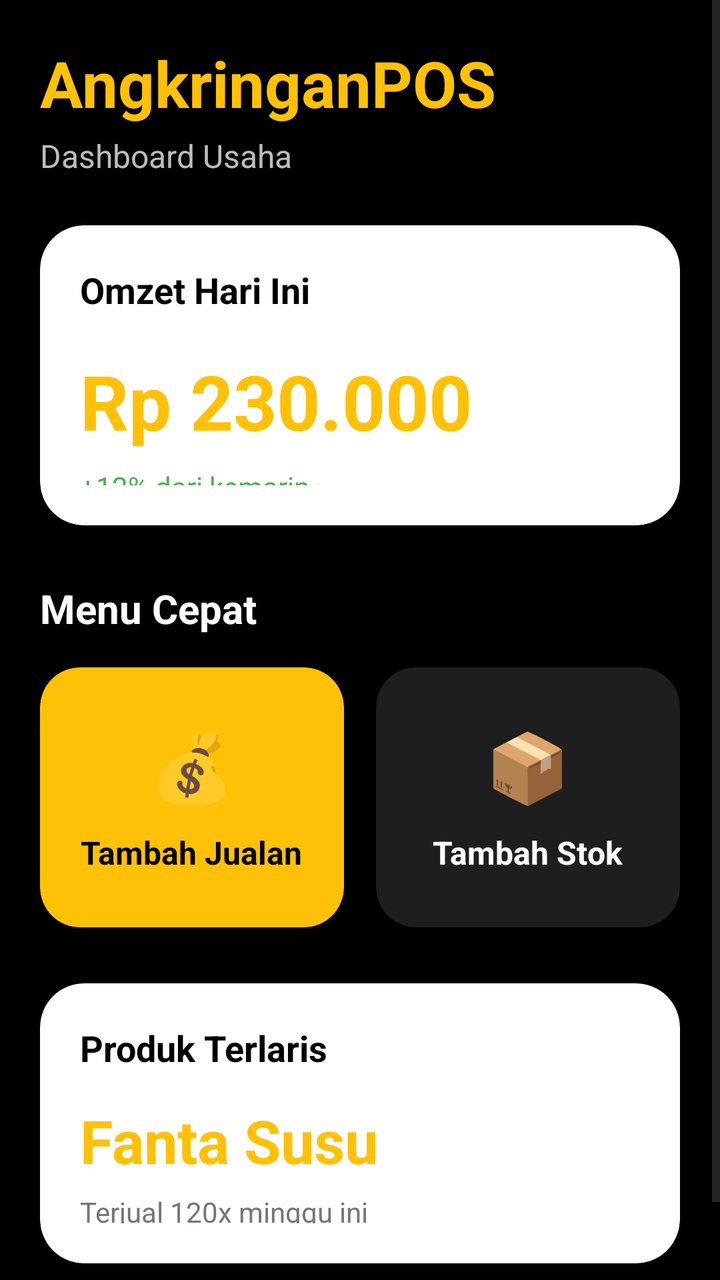
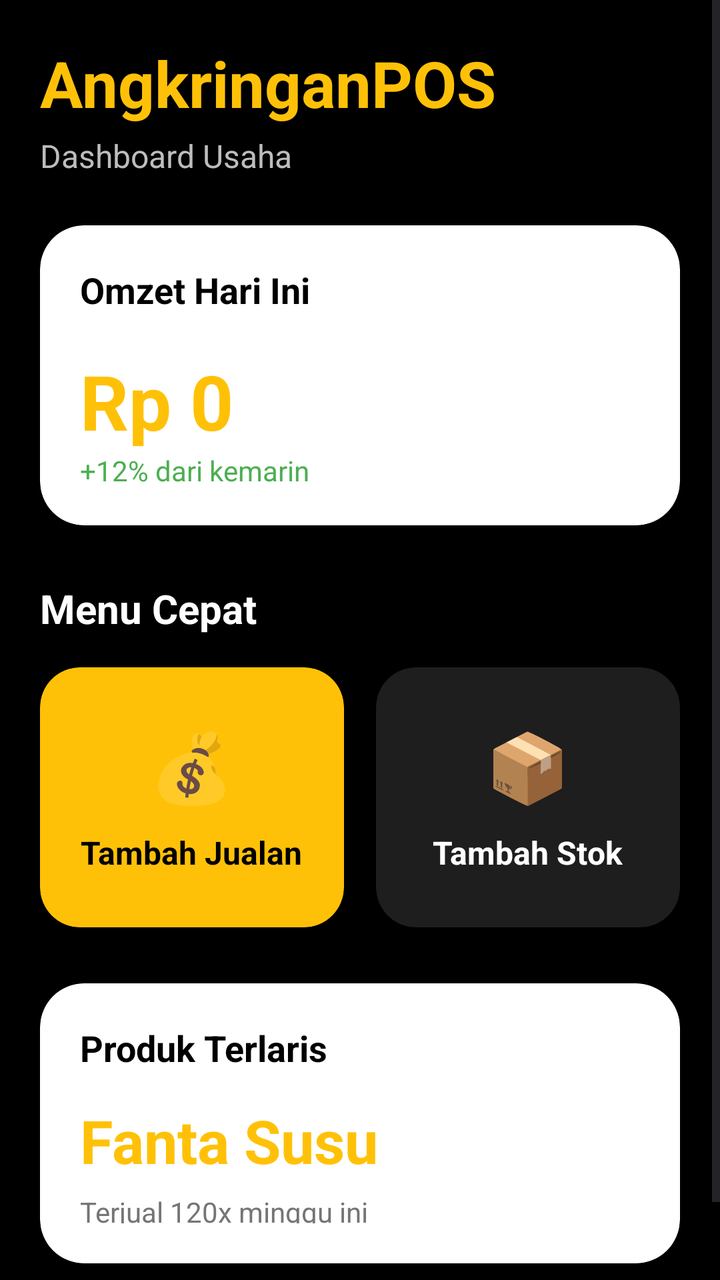

Before-and-after screenshots of an Android layout around one commit, followed by the original layout XML and the change that was made.
<!-- AndroidManifest.xml: application theme Theme.AngkringanPOS -->
<!-- res/layout/activity_main.xml -->
<?xml version="1.0" encoding="utf-8"?>
<ScrollView xmlns:android="http://schemas.android.com/apk/res/android"
    xmlns:app="http://schemas.android.com/apk/res-auto"
    android:layout_width="match_parent"
    android:layout_height="match_parent"
    android:background="#000000">

    <LinearLayout
        android:layout_width="match_parent"
        android:layout_height="wrap_content"
        android:orientation="vertical"
        android:padding="20dp">

        

        <TextView
            android:layout_width="wrap_content"
            android:layout_height="wrap_content"
            android:text="AngkringanPOS"
            android:textColor="#FFC107"
            android:textStyle="bold"
            android:textSize="32sp" />

        <TextView
            android:layout_width="wrap_content"
            android:layout_height="wrap_content"
            android:text="Dashboard Usaha"
            android:textColor="#BDBDBD"
            android:textSize="16sp"
            android:layout_marginTop="4dp"/>

        

        <androidx.cardview.widget.CardView
            android:layout_width="match_parent"
            android:layout_height="150dp"
            android:layout_marginTop="24dp"
            app:cardCornerRadius="22dp"
            app:cardElevation="6dp"
            app:cardBackgroundColor="#FFFFFF">

            <LinearLayout
                android:layout_width="match_parent"
                android:layout_height="match_parent"
                android:orientation="vertical"
                android:padding="20dp">

                <TextView
                    android:layout_width="wrap_content"
                    android:layout_height="wrap_content"
                    android:text="Omzet Hari Ini"
                    android:textColor="#000000"
                    android:textSize="18sp"
                    android:textStyle="bold"/>

                <TextView
                    android:layout_width="wrap_content"
                    android:layout_height="wrap_content"
                    android:text="Rp 230.000"
                    android:textColor="#FFC107"
                    android:textStyle="bold"
                    android:textSize="38sp"
                    android:layout_marginTop="18dp"/>

                <TextView
                    android:layout_width="wrap_content"
                    android:layout_height="wrap_content"
                    android:text="+12% dari kemarin"
                    android:textColor="#4CAF50"
                    android:textSize="14sp"
                    android:layout_marginTop="8dp"/>

            </LinearLayout>

        </androidx.cardview.widget.CardView>

        

        <TextView
            android:layout_width="wrap_content"
            android:layout_height="wrap_content"
            android:text="Menu Cepat"
            android:textColor="#FFFFFF"
            android:textStyle="bold"
            android:textSize="20sp"
            android:layout_marginTop="28dp"/>

        <LinearLayout
            android:layout_width="match_parent"
            android:layout_height="wrap_content"
            android:orientation="horizontal"
            android:layout_marginTop="16dp">

            

            <androidx.cardview.widget.CardView
                android:layout_width="0dp"
                android:layout_height="130dp"
                android:layout_weight="1"
                app:cardCornerRadius="20dp"
                app:cardBackgroundColor="#FFC107">

                <LinearLayout
                    android:layout_width="match_parent"
                    android:layout_height="match_parent"
                    android:gravity="center"
                    android:orientation="vertical">

                    <TextView
                        android:layout_width="wrap_content"
                        android:layout_height="wrap_content"
                        android:text="💰"
                        android:textSize="34sp"/>

                    <TextView
                        android:layout_width="wrap_content"
                        android:layout_height="wrap_content"
                        android:text="Tambah Jualan"
                        android:textColor="#000000"
                        android:textStyle="bold"
                        android:textSize="16sp"
                        android:layout_marginTop="10dp"/>

                </LinearLayout>

            </androidx.cardview.widget.CardView>

            <Space
                android:layout_width="16dp"
                android:layout_height="wrap_content"/>

            

            <androidx.cardview.widget.CardView
                android:layout_width="0dp"
                android:layout_height="130dp"
                android:layout_weight="1"
                app:cardCornerRadius="20dp"
                app:cardBackgroundColor="#1E1E1E">

                <LinearLayout
                    android:layout_width="match_parent"
                    android:layout_height="match_parent"
                    android:gravity="center"
                    android:orientation="vertical">

                    <TextView
                        android:layout_width="wrap_content"
                        android:layout_height="wrap_content"
                        android:text="📦"
                        android:textSize="34sp"/>

                    <TextView
                        android:layout_width="wrap_content"
                        android:layout_height="wrap_content"
                        android:text="Tambah Stok"
                        android:textColor="#FFFFFF"
                        android:textStyle="bold"
                        android:textSize="16sp"
                        android:layout_marginTop="10dp"/>

                </LinearLayout>

            </androidx.cardview.widget.CardView>

        </LinearLayout>

        

        <androidx.cardview.widget.CardView
            android:layout_width="match_parent"
            android:layout_height="140dp"
            android:layout_marginTop="28dp"
            app:cardCornerRadius="22dp"
            app:cardElevation="6dp"
            app:cardBackgroundColor="#FFFFFF">

            <LinearLayout
                android:layout_width="match_parent"
                android:layout_height="match_parent"
                android:orientation="vertical"
                android:padding="20dp">

                <TextView
                    android:layout_width="wrap_content"
                    android:layout_height="wrap_content"
                    android:text="Produk Terlaris"
                    android:textColor="#000000"
                    android:textStyle="bold"
                    android:textSize="18sp"/>

                <TextView
                    android:layout_width="wrap_content"
                    android:layout_height="wrap_content"
                    android:text="Fanta Susu"
                    android:textColor="#FFC107"
                    android:textStyle="bold"
                    android:textSize="30sp"
                    android:layout_marginTop="14dp"/>

                <TextView
                    android:layout_width="wrap_content"
                    android:layout_height="wrap_content"
                    android:text="Terjual 120x minggu ini"
                    android:textColor="#757575"
                    android:textSize="14sp"
                    android:layout_marginTop="6dp"/>

            </LinearLayout>

        </androidx.cardview.widget.CardView>

        

        <com.google.android.material.bottomnavigation.BottomNavigationView
            android:id="@+id/bottomNav"
            android:layout_width="match_parent"
            android:layout_height="wrap_content"
            android:layout_marginTop="30dp"
            android:background="#FFFFFF"
            app:itemIconTint="#FFC107"
            app:itemTextColor="#000000"
            app:menu="@menu/bottom_menu"/>

    </LinearLayout>

</ScrollView>
<!-- resources referenced by this layout -->
<resources>
  <style name="Theme.AngkringanPOS" parent="Base.Theme.AngkringanPOS" />
  <style name="Base.Theme.AngkringanPOS" parent="Theme.Material3.DayNight.NoActionBar">
          
          
      </style>
</resources>

<!-- the commit's change to res/layout/activity_main.xml (unified diff, before → after) -->
@@ -11,8 +11,6 @@
         android:orientation="vertical"
         android:padding="20dp">
 
-        
-
         <TextView
             android:layout_width="wrap_content"
             android:layout_height="wrap_content"
@@ -28,8 +26,6 @@
             android:textColor="#BDBDBD"
             android:textSize="16sp"
             android:layout_marginTop="4dp"/>
-
-        
 
         <androidx.cardview.widget.CardView
             android:layout_width="match_parent"
@@ -54,27 +50,25 @@
                     android:textStyle="bold"/>
 
                 <TextView
-                    android:layout_width="wrap_content"
-                    android:layout_height="wrap_content"
-                    android:text="Rp 230.000"
+                    android:id="@+id/tvOmzetHariIni"
+                    android:layout_width="wrap_content"
+                    android:layout_height="wrap_content"
+                    android:layout_marginTop="18dp"
+                    android:text="Rp 0"
                     android:textColor="#FFC107"
-                    android:textStyle="bold"
                     android:textSize="38sp"
-                    android:layout_marginTop="18dp"/>
-
-                <TextView
-                    android:layout_width="wrap_content"
-                    android:layout_height="wrap_content"
+                    android:textStyle="bold" />
+
+                <TextView
+                    android:layout_width="wrap_content"
+                    android:layout_height="wrap_content"
+                    android:layout_marginTop="0dp"
                     android:text="+12% dari kemarin"
                     android:textColor="#4CAF50"
-                    android:textSize="14sp"
-                    android:layout_marginTop="8dp"/>
+                    android:textSize="14sp" />
 
             </LinearLayout>
-
         </androidx.cardview.widget.CardView>
-
-        
 
         <TextView
             android:layout_width="wrap_content"
@@ -91,14 +85,16 @@
             android:orientation="horizontal"
             android:layout_marginTop="16dp">
 
-            
-
             <androidx.cardview.widget.CardView
+                android:id="@+id/btnTambahJualan"
                 android:layout_width="0dp"
                 android:layout_height="130dp"
                 android:layout_weight="1"
                 app:cardCornerRadius="20dp"
-                app:cardBackgroundColor="#FFC107">
+                app:cardBackgroundColor="#FFC107"
+                android:foreground="?android:attr/selectableItemBackground"
+                android:clickable="true"
+                android:focusable="true">
 
                 <LinearLayout
                     android:layout_width="match_parent"
@@ -122,21 +118,22 @@
                         android:layout_marginTop="10dp"/>
 
                 </LinearLayout>
-
             </androidx.cardview.widget.CardView>
 
             <Space
                 android:layout_width="16dp"
                 android:layout_height="wrap_content"/>
 
-            
-
             <androidx.cardview.widget.CardView
+                android:id="@+id/btnTambahStok"
                 android:layout_width="0dp"
                 android:layout_height="130dp"
                 android:layout_weight="1"
                 app:cardCornerRadius="20dp"
-                app:cardBackgroundColor="#1E1E1E">
+                app:cardBackgroundColor="#1E1E1E"
+                android:foreground="?android:attr/selectableItemBackground"
+                android:clickable="true"
+                android:focusable="true">
 
                 <LinearLayout
                     android:layout_width="match_parent"
@@ -160,12 +157,9 @@
                         android:layout_marginTop="10dp"/>
 
                 </LinearLayout>
-
             </androidx.cardview.widget.CardView>
 
         </LinearLayout>
-
-        
 
         <androidx.cardview.widget.CardView
             android:layout_width="match_parent"
@@ -207,10 +201,7 @@
                     android:layout_marginTop="6dp"/>
 
             </LinearLayout>
-
         </androidx.cardview.widget.CardView>
-
-        
 
         <com.google.android.material.bottomnavigation.BottomNavigationView
             android:id="@+id/bottomNav"
@@ -223,5 +214,4 @@
             app:menu="@menu/bottom_menu"/>
 
     </LinearLayout>
-
 </ScrollView>
